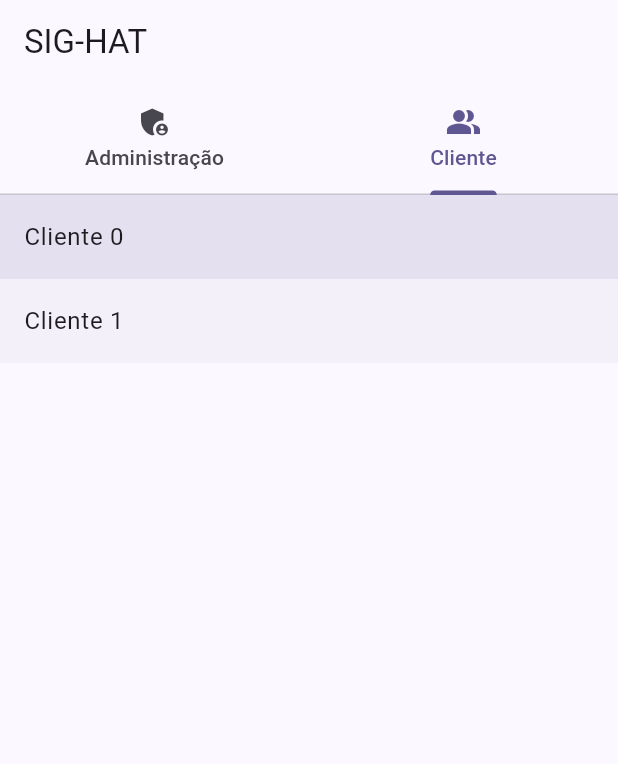
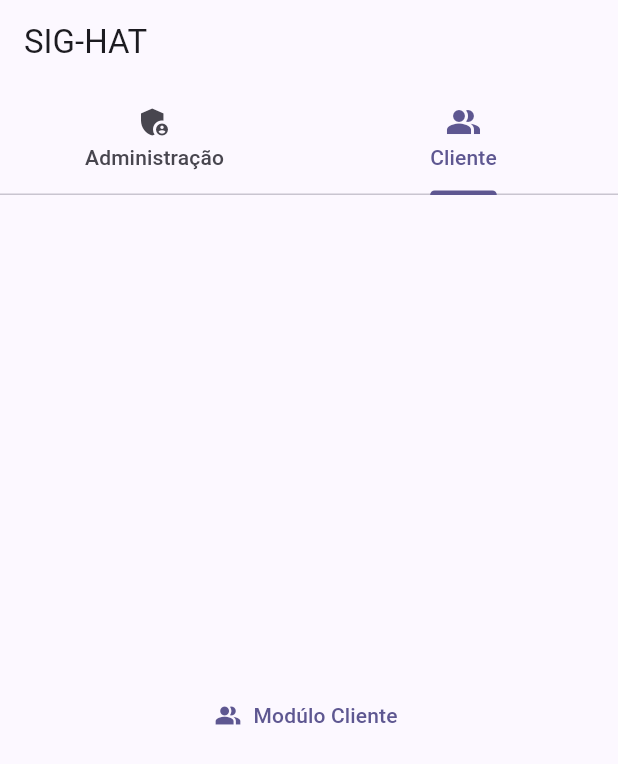
Before and after one commit to DayXL/Atividades-de-POO-1, a Flutter app: the screen it shows after launch, on a phone screen of 412 x 824 dp. Shown: the top 764 px of the screen. Run offline on Flutter 3.47's test engine with Material 2 defaults, Android fonts, the phone set to English and light mode, and no system bars.

Commit message:
criado primeiros botões

```diff
--- a/atv/lib/main.dart
+++ b/atv/lib/main.dart
@@ -68,26 +68,22 @@ class SigHat extends StatelessWidget {
 
         body: TabBarView(
           children: <Widget>[
-            ListView.builder(
-              itemCount: 4,
-              itemBuilder: (BuildContext context, int index) {
-                return ListTile(
-                  tileColor: index.isOdd ? oddItemColor : evenItemColor,
-                  title: Text('${titles[0]} $index'),
-                );
-              },
+            TextButton.icon(
+              label: const Text('Modúlo Boné'),
+              icon: const Icon(Icons.whatshot),
+              onPressed: () {
+              }
             ),
 
-            ListView.builder(
-              itemCount: 2,
-              itemBuilder: (BuildContext context, int index) {
-                return ListTile(
-                  tileColor: index.isOdd ? oddItemColor : evenItemColor,
-                  title: Text('${titles[1]} $index'),
-                );
-              },
+            TextButton.icon(
+              label: const Text('Modúlo Cliente'),
+              icon: const Icon(Icons.people_alt),
+              onPressed: () {
+              }
             ),
+
           ],
+
         ),
       ),
     );
```
